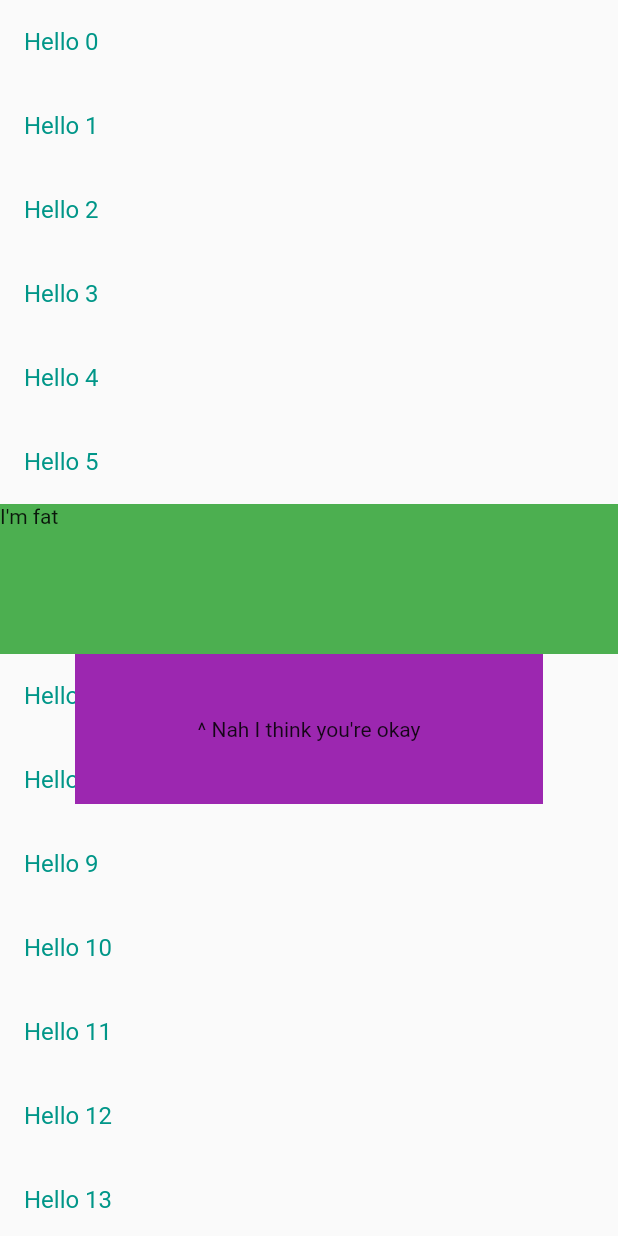
After one commit to ravshanbk/various_study_examples, a Flutter app: the StickiyExample screen opened by its route, on a phone screen of 412 x 824 dp. The commit adds this screen. Run offline on Flutter 3.47's test engine with Material 2 defaults, Android fonts, the phone set to English and light mode, and no system bars; our stand-ins replace beamer, dio, faker, file, flutter_custom_clippers, freezed_annotation and 3 more; missing offline and left inert: flutter_barcode_scanner, shell, virtual_keyboard_flutter, virtual_keyboard_multi_language; accounts and stored records are empty; generated files the repository leaves out were written again; statements that could not run were skipped.

Commit message:
added stickty widget example

```diff
--- /dev/null
+++ b/lib/helpers/my_functions.dart
@@ -0,0 +1,5 @@
+import 'package:exapmles/routes/rout_names.dart';
+
+class MyFunction {
+  MyFunction._();
+}
--- a/lib/other_pages/objectbox_exapmple/box/my_object_box.dart
+++ b/lib/other_pages/objectbox_exapmple/box/my_object_box.dart
@@ -1,7 +1,7 @@
-
 // ignore_for_file: depend_on_referenced_packages
 
 import 'package:exapmles/objectbox.g.dart';
+import 'package:objectbox/objectbox.dart';
 import 'package:path/path.dart' as path;
 import 'package:path_provider/path_provider.dart' as path_provider;
 
@@ -14,6 +14,5 @@ class MyObjectbox {
       getObjectBoxModel(),
       directory: path.join(dir.path, "shop_orders"),
     );
-
   }
 }
--- a/lib/other_pages/objectbox_exapmple/obj_home_page.dart
+++ b/lib/other_pages/objectbox_exapmple/obj_home_page.dart
@@ -7,6 +7,7 @@ import 'package:exapmles/other_pages/objectbox_exapmple/order_data_table.dart';
 
 import 'package:faker/faker.dart';
 import 'package:flutter/material.dart';
+import 'package:objectbox/objectbox.dart';
 
 class ObjectBoxNextPage extends StatefulWidget {
   const ObjectBoxNextPage({Key? key}) : super(key: key);
@@ -21,6 +22,7 @@ class _ObjectBoxNextPageState extends State<ObjectBoxNextPage> {
   bool hasBeenInitialized = false;
   late Customer _customer;
   late Stream<List<ShopOrder>> _stream;
+
   @override
   void initState() {
     super.initState();
@@ -46,7 +48,7 @@ class _ObjectBoxNextPageState extends State<ObjectBoxNextPage> {
   @override
   Widget build(BuildContext context) {
     return Scaffold(
-      appBar:AppBar(
+      appBar: AppBar(
         leading: IconButton(
           icon: const Icon(Icons.arrow_back),
           onPressed: () {
@@ -118,8 +120,6 @@ class _ObjectBoxNextPageState extends State<ObjectBoxNextPage> {
     );
   }
 
-
-
   void setNewCustomer() {
     String name = faker.person.name();
     _customer = Customer(
--- /dev/null
+++ b/lib/other_pages/sticky/sticky_page.dart
@@ -0,0 +1,87 @@
+import 'package:flutter/material.dart';
+import 'package:flutter/scheduler.dart';
+
+class StickiyExample extends StatefulWidget {
+  const StickiyExample({required this.title, Key? key}) : super(key: key);
+  final String title;
+
+  @override
+  _StickiyExampleState createState() => _StickiyExampleState();
+}
+
+class _StickiyExampleState extends State<StickiyExample> {
+  final controller = ScrollController();
+  late OverlayEntry sticky;
+  GlobalKey stickyKey = GlobalKey();
+
+  @override
+  void initState() {
+    // if (sticky != null) {
+    //   sticky.remove();
+    // }
+    sticky = OverlayEntry(
+      builder: (context) => stickyBuilder(context),
+    );
+
+    SchedulerBinding.instance.addPostFrameCallback((_) {
+      Overlay.of(context).insert(sticky);
+    });
+
+    super.initState();
+  }
+
+  @override
+  void dispose() {
+    sticky.remove();
+    super.dispose();
+  }
+
+  @override
+  Widget build(BuildContext context) => Scaffold(
+        body: ListView.builder(
+          controller: controller,
+          itemBuilder: (context, index) {
+            if (index == 6) {
+              return Container(
+                key: stickyKey,
+                height: 100.0,
+                color: Colors.green,
+                child: const Text("I'm fat"),
+              );
+            }
+            return ListTile(
+              title: Text(
+                'Hello $index',
+                style: const TextStyle(color: Colors.teal),
+              ),
+            );
+          },
+        ),
+      );
+
+  Widget stickyBuilder(BuildContext context) => AnimatedBuilder(
+        animation: controller,
+        builder: (_, Widget? child) {
+          final keyContext = stickyKey.currentContext;
+          if (keyContext != null) {
+            // widget is visible
+            final box = keyContext.findRenderObject() as RenderBox;
+            final pos = box.localToGlobal(Offset.zero);
+            return Positioned(
+              top: pos.dy + box.size.height,
+              left: 50.0,
+              right: 50.0,
+              height: box.size.height,
+              child: Material(
+                child: Container(
+                  alignment: Alignment.center,
+                  color: Colors.purple,
+                  child: const Text("^ Nah I think you're okay"),
+                ),
+              ),
+            );
+          }
+          return Container();
+        },
+      );
+}
--- a/lib/other_pages/virtual_keyboard/virtual_keyboard.dart
+++ b/lib/other_pages/virtual_keyboard/virtual_keyboard.dart
@@ -63,22 +63,17 @@ class _VirtualKeyboardPageState extends State<VirtualKeyboardPage> {
             Container(
               color: Colors.deepPurple,
               child: VirtualKeyboard(
-
                 fontSize: 33,
                 alwaysCaps: true,
                 key: const Key("fasgadf"),
-
-
                 height: 300,
                 textColor: Colors.white,
                 type: isNumericMode
                     ? VirtualKeyboardType.Numeric
                     : VirtualKeyboardType.Alphanumeric,
                 textController: _controllerText,
-                defaultLayouts: const [
-
-                  VirtualKeyboardDefaultLayouts.Cyrillic,
-
+                defaultLayouts: [
+                  VirtualKeyboardDefaultLayouts.English,
                 ],
               ),
             )
--- a/lib/routes/app_routes.dart
+++ b/lib/routes/app_routes.dart
@@ -11,6 +11,7 @@ import 'package:exapmles/other_pages/push_pop/first_page.dart';
 import 'package:exapmles/other_pages/shell/shell_page.dart';
 import 'package:exapmles/other_pages/slider/silider.dart';
 import 'package:exapmles/other_pages/socet_io/socet_io.dart';
+import 'package:exapmles/other_pages/sticky/sticky_page.dart';
 import 'package:exapmles/other_pages/virtual_keyboard/multi_language_keyboard.dart';
 import 'package:exapmles/other_pages/virtual_keyboard/virtual_keyboard.dart';
 import 'package:exapmles/other_pages/widgets/widgets_home.dart';
@@ -42,12 +43,25 @@ class AppRoutes {
       case RouteName.OBJECTBOX_NEXT:
         return _route(const ObjectBoxNextPage());
       case RouteName.FREEZED:
-        return _route(const FreezedExamplePage(
-            myClass: MyClass(balance: 123.0, id: 007, name: "Amir Temur")));
+        return _route(
+          const FreezedExamplePage(
+            myClass: MyClass(
+              balance: 123.0,
+              id: 007,
+              name: "Amir Temur",
+            ),
+          ),
+        );
       case RouteName.PACKAGEINFOPLUS:
         return _route(const PackageInfoPlusPage());
       case RouteName.WIDGETSHOME:
         return _route(const WidgetsHomePage());
+      case RouteName.StickyWidgetExample:
+        return _route(
+          const StickiyExample(
+            title: "Sticky Example Title",
+          ),
+        );
       case RouteName.NEWSPAGE:
         return _route(
           ChangeNotifierProvider(
--- a/lib/routes/rout_names.dart
+++ b/lib/routes/rout_names.dart
@@ -19,8 +19,9 @@ class RouteName {
   static const String MACKBOOKKEYBOARD = "mackbook_keyboard";
   static const String PUSHPOPEXAMPLE = "push_pop_example";
   static const String additionalRoutename = "additional route name";
-  static const String anotherAdditionalRoutename = " Another additional route name";
-
+  static const String anotherAdditionalRoutename =
+      " Another additional route name";
+  static const String StickyWidgetExample = "StickyWidgetExample";
 
   static List<String> pageNames = const [
     BARCODESCANNER,
@@ -38,5 +39,6 @@ class RouteName {
     MULTILANGUAGEKEYBOARD,
     MACKBOOKKEYBOARD,
     PUSHPOPEXAMPLE,
+    StickyWidgetExample,
   ];
 }
```
Also changed, not shown: pubspec.lock. Lines whose indentation alone changed are shown as unchanged.
